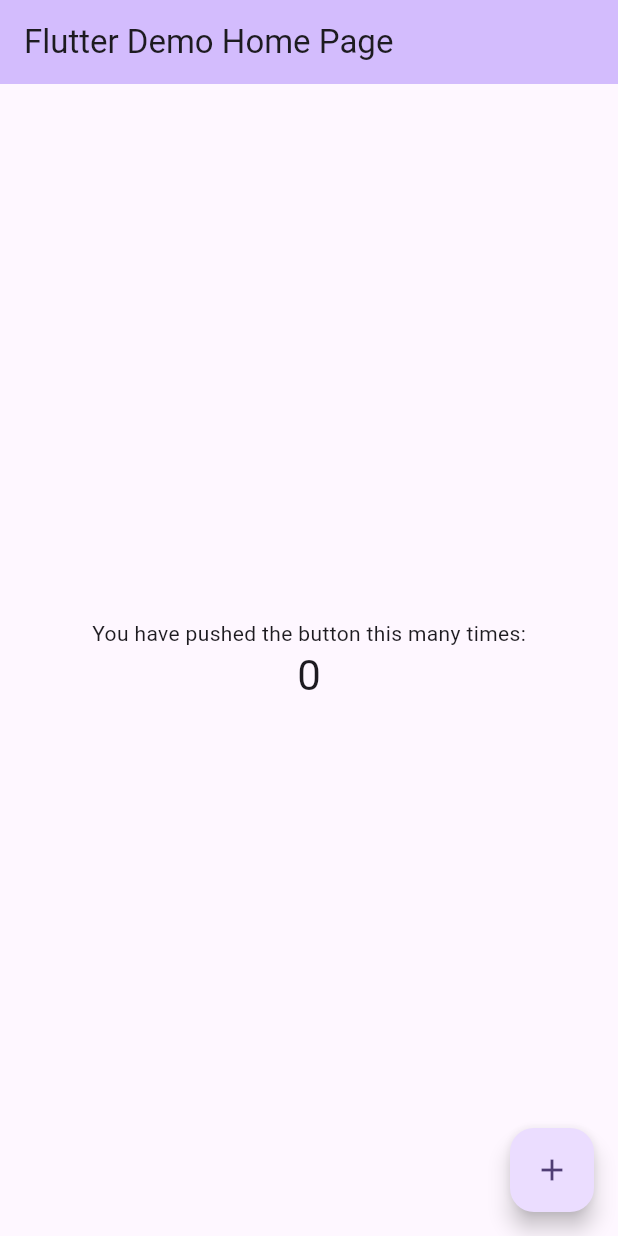
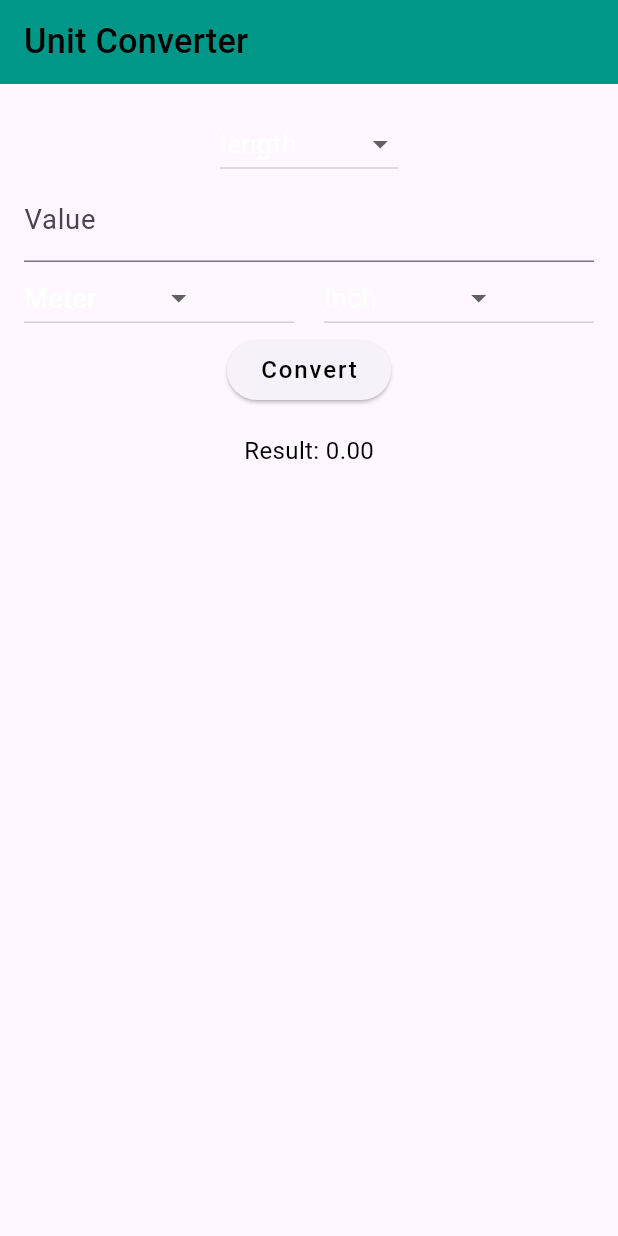
Before and after one commit to Gulshid/Unit-Converter-App, a Flutter app: the screen it shows after launch, on a phone screen of 412 x 824 dp. Run offline on Flutter 3.47's test engine with Material 3 defaults, Android fonts, the phone set to English and light mode, and no system bars; our stand-ins replace flutter_screenutil.

Commit message:
Structure is done for Unit Converter

```diff
--- /dev/null
+++ b/unit_converter/devtools_options.yaml
@@ -0,0 +1,3 @@
+description: This file stores settings for Dart & Flutter DevTools.
+documentation: https://docs.flutter.dev/tools/devtools/extensions#configure-extension-enablement-states
+extensions:
--- /dev/null
+++ b/unit_converter/lib/Model_/unitCategory.dart
@@ -0,0 +1,6 @@
+class Unitcategory {
+  final String name;
+  final Map<String, double> units;
+
+  Unitcategory({required this.name, required this.units});
+}
--- /dev/null
+++ b/unit_converter/lib/ViewModel/UnitProvider.dart
@@ -0,0 +1,73 @@
+import 'package:flutter/foundation.dart';
+import 'package:flutter/material.dart';
+import 'package:unit_converter/Model_/unitCategory.dart';
+
+class Unitprovider with ChangeNotifier {
+  List<Unitcategory> categories = [
+    Unitcategory(
+      name: 'length',
+      units: {
+        'Meter': 1.0,
+        'Kilometer': 1000.0,
+        'Centimeter': 0.01,
+        'Inch': 0.0254,
+      },
+    ),
+
+    Unitcategory(
+      name: 'Weight',
+      units: {'Gram': 1.0, 'Kilogram': 1000.0, 'Pound': 453.592},
+    ),
+
+    Unitcategory(
+      name: 'Tempreture',
+      units: {'Celsius': 1.0, 'Fahrenheit': 1.0},
+    ),
+
+    Unitcategory(
+      name: 'Time',
+      units: {'Second': 1.0, 'Minute': 60.0, 'Hour': 3600.0},
+    ),
+
+    Unitcategory(
+      name: 'Area',
+      units: {'Square Meter': 1.0, 'Hectare': 10000.0, 'Acre': 4046.86},
+    ),
+  ];
+
+  late Unitcategory selectedCategory;
+  String fromUnit = '';
+  String ToUnit = '';
+  double result = 0.0;
+
+  Unitprovider() {
+    selectedCategory = categories[0];
+    fromUnit = selectedCategory.units.keys.first;
+    ToUnit = selectedCategory.units.keys.last;
+  }
+
+  void ChangeCategory(Unitcategory category) {
+    selectedCategory = category;
+    fromUnit = category.units.keys.first;
+    ToUnit = category.units.keys.last;
+    notifyListeners();
+  }
+
+  // ignore: non_constant_identifier_names
+  void Convert(double value) {
+    if (selectedCategory.name == 'Tempreture') {
+      if (fromUnit == 'Celsius' && ToUnit == 'Fahrenheit') {
+        result = (value * 9 / 5) + 32;
+      } else if (fromUnit == 'Fahrenheit' && ToUnit == 'Celsius') {
+        result = (value - 32) * 5 / 9;
+      } else {
+        result = value;
+      }
+    } else {
+      double fromRate = selectedCategory.units[fromUnit]!;
+      double ToRate = selectedCategory.units[ToUnit]!;
+      result = value * fromRate / ToRate;
+    }
+    notifyListeners();
+  }
+}
--- /dev/null
+++ b/unit_converter/lib/Views_/Home_view.dart
@@ -0,0 +1,91 @@
+import 'package:flutter/material.dart';
+import 'package:provider/provider.dart';
+import 'package:unit_converter/Model_/unitCategory.dart';
+import 'package:unit_converter/ViewModel/UnitProvider.dart';
+
+class HomeView extends StatefulWidget {
+  const HomeView({super.key});
+
+  @override
+  State<HomeView> createState() => _HomeViewState();
+}
+
+class _HomeViewState extends State<HomeView> {
+  final TextEditingController _valueController = TextEditingController();
+  @override
+  Widget build(BuildContext context) {
+    final viewModel = Provider.of<Unitprovider>(context);
+    return  Scaffold(
+      appBar: AppBar(title: Text("Unit Converter", style: TextStyle(color: Colors.black),),),
+      body: Padding(
+        padding: const EdgeInsets.all(16.0),
+        child: Column(
+          children: [
+            DropdownButton<Unitcategory>(
+              value: viewModel.selectedCategory,
+              items: viewModel.categories
+                  .map((cat) => DropdownMenuItem(
+                        value: cat,
+                        child: Text(cat.name),
+                      ))
+                  .toList(),
+              onChanged: (cat) {
+                viewModel.ChangeCategory(cat!);
+              },
+            ),
+            TextField(
+              controller: _valueController,
+              keyboardType: TextInputType.number,
+              decoration: InputDecoration(labelText: "Value"),
+            ),
+            Row(
+              children: [
+                Expanded(
+                  child: DropdownButton<String>(
+                    value: viewModel.fromUnit,
+                    items: viewModel.selectedCategory.units.keys
+                        .map((unit) => DropdownMenuItem(
+                              value: unit,
+                              child: Text(unit),
+                            ))
+                        .toList(),
+                    onChanged: (val) {
+                      viewModel.fromUnit = val!;
+                      // ignore: invalid_use_of_protected_member
+                      viewModel.notifyListeners();
+                    },
+                  ),
+                ),
+                SizedBox(width: 20),
+                Expanded(
+                  child: DropdownButton<String>(
+                    value: viewModel.ToUnit,
+                    items: viewModel.selectedCategory.units.keys
+                        .map((unit) => DropdownMenuItem(
+                              value: unit,
+                              child: Text(unit),
+                            ))
+                        .toList(),
+                    onChanged: (val) {
+                      viewModel.ToUnit = val!;
+                      viewModel.notifyListeners();
+                    },
+                  ),
+                ),
+              ],
+            ),
+            ElevatedButton(
+              onPressed: () {
+                double value = double.tryParse(_valueController.text) ?? 0;
+                viewModel.Convert(value);
+              },
+              child: Text("Convert", style: TextStyle(color: Colors.black),),
+            ),
+            SizedBox(height: 20),
+            Text("Result: ${viewModel.result.toStringAsFixed(2)}", style: TextStyle(color: Colors.black),),
+          ],
+        ),
+      ),
+    );
+  }
+}
--- a/unit_converter/lib/main.dart
+++ b/unit_converter/lib/main.dart
@@ -1,4 +1,9 @@
 import 'package:flutter/material.dart';
+import 'package:flutter_screenutil/flutter_screenutil.dart';
+import 'package:provider/provider.dart';
+import 'package:unit_converter/ViewModel/UnitProvider.dart';
+import 'package:unit_converter/Views_/Home_view.dart';
+
 
 void main() {
   runApp(const MyApp());
@@ -7,116 +12,41 @@ void main() {
 class MyApp extends StatelessWidget {
   const MyApp({super.key});
 
-  // This widget is the root of your application.
   @override
   Widget build(BuildContext context) {
-    return MaterialApp(
-      title: 'Flutter Demo',
-      theme: ThemeData(
-        // This is the theme of your application.
-        //
-        // TRY THIS: Try running your application with "flutter run". You'll see
-        // the application has a purple toolbar. Then, without quitting the app,
-        // try changing the seedColor in the colorScheme below to Colors.green
-        // and then invoke "hot reload" (save your changes or press the "hot
-        // reload" button in a Flutter-supported IDE, or press "r" if you used
-        // the command line to start the app).
-        //
-        // Notice that the counter didn't reset back to zero; the application
-        // state is not lost during the reload. To reset the state, use hot
-        // restart instead.
-        //
-        // This works for code too, not just values: Most code changes can be
-        // tested with just a hot reload.
-        colorScheme: ColorScheme.fromSeed(seedColor: Colors.deepPurple),
-      ),
-      home: const MyHomePage(title: 'Flutter Demo Home Page'),
+    return ScreenUtilInit(
+      designSize: Size(360, 690),
+      minTextAdapt: true,
+      splitScreenMode: true,
+      builder: (context, child) {
+        return MultiProvider(
+          providers: [
+            ChangeNotifierProvider(create:(_)=> Unitprovider()),
+          ],
+
+          child: Builder(
+            builder: (BuildContext context) {
+              return MaterialApp(
+                debugShowCheckedModeBanner: false,
+                title: 'Unit Converter',
+                theme: ThemeData(
+                  applyElevationOverlayColor: true,
+                  brightness: Brightness.light,
+                  appBarTheme: AppBarTheme(color: Colors.teal),
+                  primarySwatch: Colors.blue,
+                  textTheme: Typography.englishLike2018.apply(
+                    fontSizeFactor: 1.sp,
+                  ),
+                ),
+
+                // initialRoute: Routesname.authView,
+                // onGenerateRoute: Routes.generateRoute,
+                home: HomeView(),
+              );
+            },
+          ),
+        );
+      },
     );
   }
 }
-
-class MyHomePage extends StatefulWidget {
-  const MyHomePage({super.key, required this.title});
-
-  // This widget is the home page of your application. It is stateful, meaning
-  // that it has a State object (defined below) that contains fields that affect
-  // how it looks.
-
-  // This class is the configuration for the state. It holds the values (in this
-  // case the title) provided by the parent (in this case the App widget) and
-  // used by the build method of the State. Fields in a Widget subclass are
-  // always marked "final".
-
-  final String title;
-
-  @override
-  State<MyHomePage> createState() => _MyHomePageState();
-}
-
-class _MyHomePageState extends State<MyHomePage> {
-  int _counter = 0;
-
-  void _incrementCounter() {
-    setState(() {
-      // This call to setState tells the Flutter framework that something has
-      // changed in this State, which causes it to rerun the build method below
-      // so that the display can reflect the updated values. If we changed
-      // _counter without calling setState(), then the build method would not be
-      // called again, and so nothing would appear to happen.
-      _counter++;
-    });
-  }
-
-  @override
-  Widget build(BuildContext context) {
-    // This method is rerun every time setState is called, for instance as done
-    // by the _incrementCounter method above.
-    //
-    // The Flutter framework has been optimized to make rerunning build methods
-    // fast, so that you can just rebuild anything that needs updating rather
-    // than having to individually change instances of widgets.
-    return Scaffold(
-      appBar: AppBar(
-        // TRY THIS: Try changing the color here to a specific color (to
-        // Colors.amber, perhaps?) and trigger a hot reload to see the AppBar
-        // change color while the other colors stay the same.
-        backgroundColor: Theme.of(context).colorScheme.inversePrimary,
-        // Here we take the value from the MyHomePage object that was created by
-        // the App.build method, and use it to set our appbar title.
-        title: Text(widget.title),
-      ),
-      body: Center(
-        // Center is a layout widget. It takes a single child and positions it
-        // in the middle of the parent.
-        child: Column(
-          // Column is also a layout widget. It takes a list of children and
-          // arranges them vertically. By default, it sizes itself to fit its
-          // children horizontally, and tries to be as tall as its parent.
-          //
-          // Column has various properties to control how it sizes itself and
-          // how it positions its children. Here we use mainAxisAlignment to
-          // center the children vertically; the main axis here is the vertical
-          // axis because Columns are vertical (the cross axis would be
-          // horizontal).
-          //
-          // TRY THIS: Invoke "debug painting" (choose the "Toggle Debug Paint"
-          // action in the IDE, or press "p" in the console), to see the
-          // wireframe for each widget.
-          mainAxisAlignment: MainAxisAlignment.center,
-          children: <Widget>[
-            const Text('You have pushed the button this many times:'),
-            Text(
-              '$_counter',
-              style: Theme.of(context).textTheme.headlineMedium,
-            ),
-          ],
-        ),
-      ),
-      floatingActionButton: FloatingActionButton(
-        onPressed: _incrementCounter,
-        tooltip: 'Increment',
-        child: const Icon(Icons.add),
-      ), // This trailing comma makes auto-formatting nicer for build methods.
-    );
-  }
-}
--- a/unit_converter/pubspec.yaml
+++ b/unit_converter/pubspec.yaml
@@ -34,6 +34,9 @@ dependencies:
   # The following adds the Cupertino Icons font to your application.
   # Use with the CupertinoIcons class for iOS style icons.
   cupertino_icons: ^1.0.8
+  provider: ^6.0.0
+  flutter_screenutil: ^5.9.3
+  google_fonts: ^6.2.1
 
 dev_dependencies:
   flutter_test:
```
Also changed, not shown: unit_converter/pubspec.lock.
